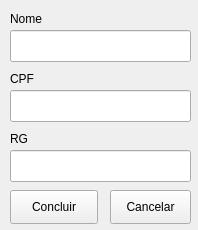
Before: the Qt Designer form interface/Alterar_inq.ui in adenilsonElias/Gerenciador_Casa_Aluguel, drawn with Qt 5.
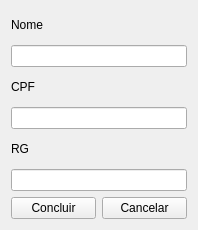
After: the same form once the commit is applied.

```diff
--- a/interface/Alterar_inq.ui
+++ b/interface/Alterar_inq.ui
@@ -19,116 +19,78 @@
   <property name="maximumSize">
    <size>
     <width>198</width>
-    <height>230</height>
+    <height>236</height>
    </size>
   </property>
   <property name="windowTitle">
    <string>Form</string>
   </property>
-  <widget class="QLineEdit" name="campo_CPF">
-   <property name="geometry">
-    <rect>
-     <x>10</x>
-     <y>90</y>
-     <width>181</width>
-     <height>32</height>
-    </rect>
-   </property>
-   <property name="inputMask">
-    <string>99999999999</string>
-   </property>
-  </widget>
+  <layout class="QHBoxLayout" name="horizontalLayout_2">
+   <item>
+    <layout class="QVBoxLayout" name="verticalLayout">
+     <item>
   <widget class="QLabel" name="label">
-   <property name="geometry">
-    <rect>
-     <x>10</x>
-     <y>10</y>
-     <width>111</width>
-     <height>18</height>
-    </rect>
-   </property>
    <property name="text">
     <string>Nome</string>
    </property>
   </widget>
-  <widget class="QLineEdit" name="campo_RG">
-   <property name="geometry">
-    <rect>
-     <x>10</x>
-     <y>150</y>
-     <width>181</width>
-     <height>32</height>
-    </rect>
-   </property>
-   <property name="maxLength">
-    <number>20</number>
-   </property>
-  </widget>
+     </item>
+     <item>
   <widget class="QLineEdit" name="campo_nome">
-   <property name="geometry">
-    <rect>
-     <x>10</x>
-     <y>30</y>
-     <width>181</width>
-     <height>32</height>
-    </rect>
-   </property>
    <property name="maxLength">
     <number>200</number>
    </property>
   </widget>
-  <widget class="QLabel" name="label_3">
-   <property name="geometry">
-    <rect>
-     <x>10</x>
-     <y>130</y>
-     <width>58</width>
-     <height>18</height>
-    </rect>
-   </property>
-   <property name="text">
-    <string>RG</string>
-   </property>
-  </widget>
+     </item>
+     <item>
   <widget class="QLabel" name="label_2">
-   <property name="geometry">
-    <rect>
-     <x>10</x>
-     <y>70</y>
-     <width>58</width>
-     <height>18</height>
-    </rect>
-   </property>
    <property name="text">
     <string>CPF</string>
    </property>
   </widget>
+     </item>
+     <item>
+      <widget class="QLineEdit" name="campo_CPF">
+       <property name="inputMask">
+        <string>99999999999</string>
+       </property>
+      </widget>
+     </item>
+     <item>
+      <widget class="QLabel" name="label_3">
+       <property name="text">
+        <string>RG</string>
+       </property>
+      </widget>
+     </item>
+     <item>
+      <widget class="QLineEdit" name="campo_RG">
+       <property name="maxLength">
+        <number>20</number>
+       </property>
+      </widget>
+     </item>
+     <item>
+      <layout class="QHBoxLayout" name="horizontalLayout">
+       <item>
   <widget class="QPushButton" name="botao_concluir">
-   <property name="geometry">
-    <rect>
-     <x>10</x>
-     <y>190</y>
-     <width>88</width>
-     <height>34</height>
-    </rect>
-   </property>
    <property name="text">
     <string>Concluir</string>
    </property>
   </widget>
+       </item>
+       <item>
   <widget class="QPushButton" name="botao_cancelar">
-   <property name="geometry">
-    <rect>
-     <x>110</x>
-     <y>190</y>
-     <width>81</width>
-     <height>34</height>
-    </rect>
-   </property>
    <property name="text">
     <string>Cancelar</string>
    </property>
   </widget>
+       </item>
+      </layout>
+     </item>
+    </layout>
+   </item>
+  </layout>
  </widget>
  <resources/>
  <connections/>
```
Lines whose indentation alone changed are shown as unchanged.
